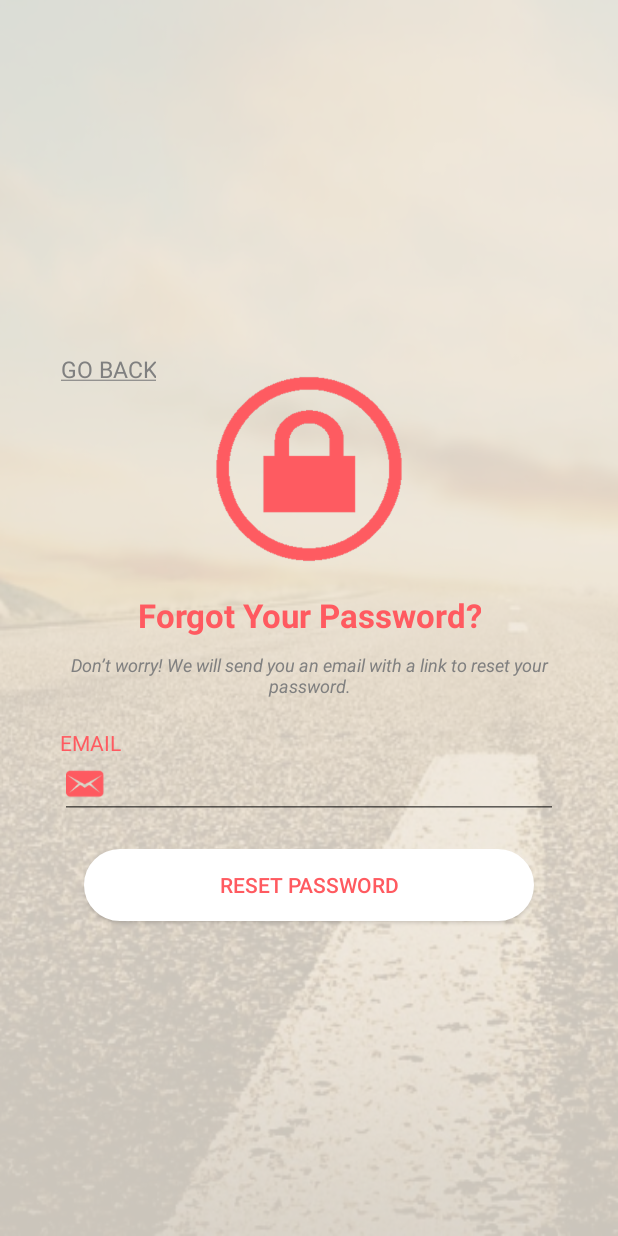
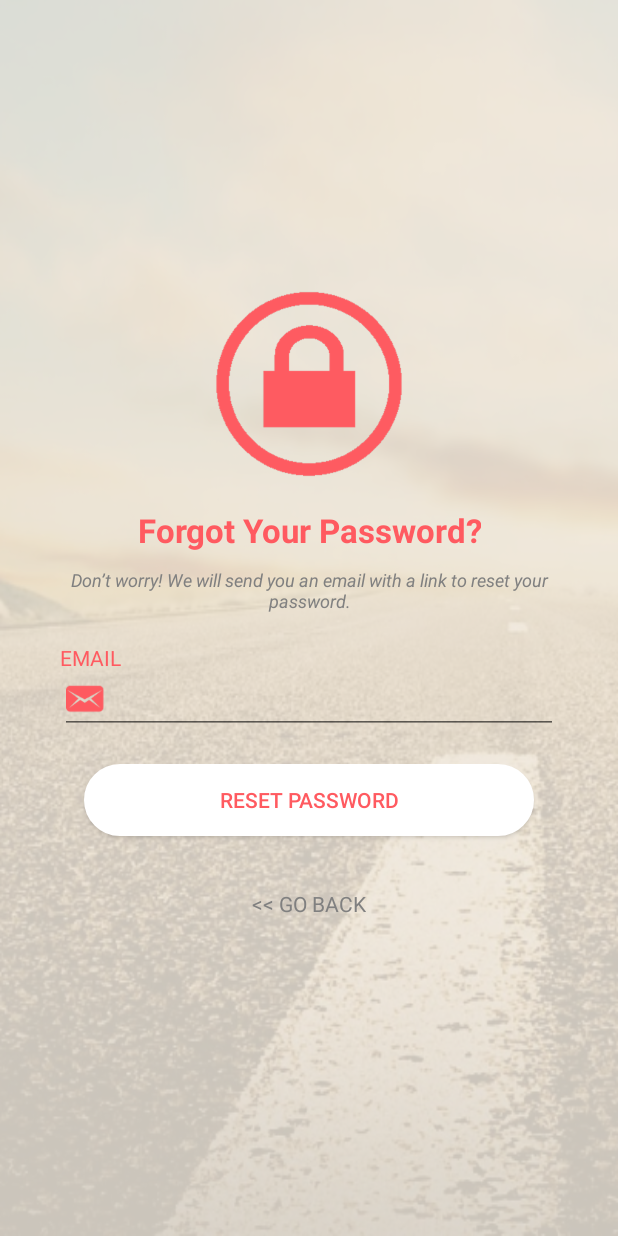
Before and after one commit to davidhqr/Distractic, an Android app: the screen it shows after launch (LoginSignupActivity), after a tap on "Forgot Password?", on a phone screen of 412 x 824 dp. Run offline under Robolectric (Android 15) with nearby library versions, the phone set to English and light mode, and no system bars; 3 other taps on this screen came first.

Commit message:
Fix merge issues

```diff
--- a/app/src/main/java/com/distractic/ForgotPasswordFragment.java
+++ b/app/src/main/java/com/distractic/ForgotPasswordFragment.java
@@ -12,6 +12,7 @@ import android.view.ViewGroup;
 import android.widget.Button;
 import android.widget.EditText;
 import android.widget.ProgressBar;
+import android.widget.TextView;
 
 import com.distractic.models.RequestInterface;
 import com.distractic.models.ServerRequest;
@@ -28,6 +29,7 @@ import retrofit2.converter.gson.GsonConverterFactory;
 public class ForgotPasswordFragment extends Fragment implements View.OnClickListener {
     private Activity loginSignupActivity;
     private View loginSignupView;
+    private TextView backText;
     private EditText emailEdit;
     private Button resetPasswordButton;
     private ProgressBar progress;
@@ -41,11 +43,13 @@ public class ForgotPasswordFragment extends Fragment implements View.OnClickList
     }
 
     private void initViews() {
+        backText = loginSignupView.findViewById(R.id.forgot_text_back);
         emailEdit = loginSignupView.findViewById(R.id.forgot_edit_email);
         resetPasswordButton = loginSignupView.findViewById(R.id.forgot_button_resetPassword);
         progress = loginSignupView.findViewById(R.id.reset_progress_loading);
 
         resetPasswordButton.setOnClickListener(this);
+        backText.setOnClickListener(this);
     }
 
     @Override
@@ -61,6 +65,10 @@ public class ForgotPasswordFragment extends Fragment implements View.OnClickList
 
                 progress.setVisibility(View.VISIBLE);
                 resetProcess(email);
+                break;
+
+            case R.id.forgot_text_back:
+                goToLogin();
                 break;
         }
     }
@@ -112,4 +120,12 @@ public class ForgotPasswordFragment extends Fragment implements View.OnClickList
         ft.replace(R.id.loginsignup_fragment_frame, landingFragment);
         ft.commit();
     }
+
+    private void goToLogin() {
+
+        Fragment loginFragment = new LoginFragment();
+        FragmentTransaction ft = getFragmentManager().beginTransaction();
+        ft.replace(R.id.loginsignup_fragment_frame, loginFragment);
+        ft.commit();
+    }
 }
--- a/app/src/main/res/layout/fragment_change_password.xml
+++ b/app/src/main/res/layout/fragment_change_password.xml
@@ -70,7 +70,7 @@
         android:layout_marginEnd="40dp"
         android:layout_marginBottom="-15dp"
         android:gravity="start"
-        android:text="@string/change_newPassowrdText"
+        android:text="@string/change_newPasswordText"
         android:textAlignment="gravity"
         android:textColor="@color/colorPrimary"
         android:textSize="14sp" />
--- a/app/src/main/res/layout/fragment_forgot_password.xml
+++ b/app/src/main/res/layout/fragment_forgot_password.xml
@@ -94,14 +94,12 @@
         android:id="@+id/forgot_text_back"
         android:layout_width="wrap_content"
         android:layout_height="wrap_content"
-        android:layout_below="@id/forgot_button_sendbutton"
-        android:layout_marginLeft="40dp"
-        android:layout_marginRight="40dp"
-        android:layout_marginTop="25dp"
-        android:gravity="center"
-        android:text="@string/forgot_text_back"
+        android:layout_below="@id/forgot_button_resetPassword"
+        android:layout_marginTop="35dp"
+        android:layout_centerHorizontal="true"
+        android:text="@string/forgot_backText"
         android:textColor="@color/colorTextGrey"
-        android:textSize="15sp" />
+        android:textSize="14sp" />
 
 
     <ProgressBar
--- a/app/src/main/res/values/strings.xml
+++ b/app/src/main/res/values/strings.xml
@@ -44,7 +44,7 @@
     <string name="forgot_resetPasswordButton">RESET PASSWORD</string>
     <string name="forgot_passwordMessage">Don\’t worry! We will send you an email with a link to reset your password.</string>
     <string name="forgot_sendButton">SEND</string>
-    <string name="forgot_text_back"><u>GO BACK</u></string>
+    <string name="forgot_backText">&lt;&lt; GO BACK</string>
 
     <string name="navigation_home">Home</string>
     <string name="navigation_profile">Profile</string>
@@ -57,5 +57,5 @@
     <string name="change_oldPasswordText">OLD PASSWORD</string>
     <string name="change_doneButton">DONE</string>
     <string name="change_text_back">GO BACK</string>
-    <string name="change_newPassowrdText">NEW PASSWORD</string>
+    <string name="change_newPasswordText">NEW PASSWORD</string>
 </resources>
```
